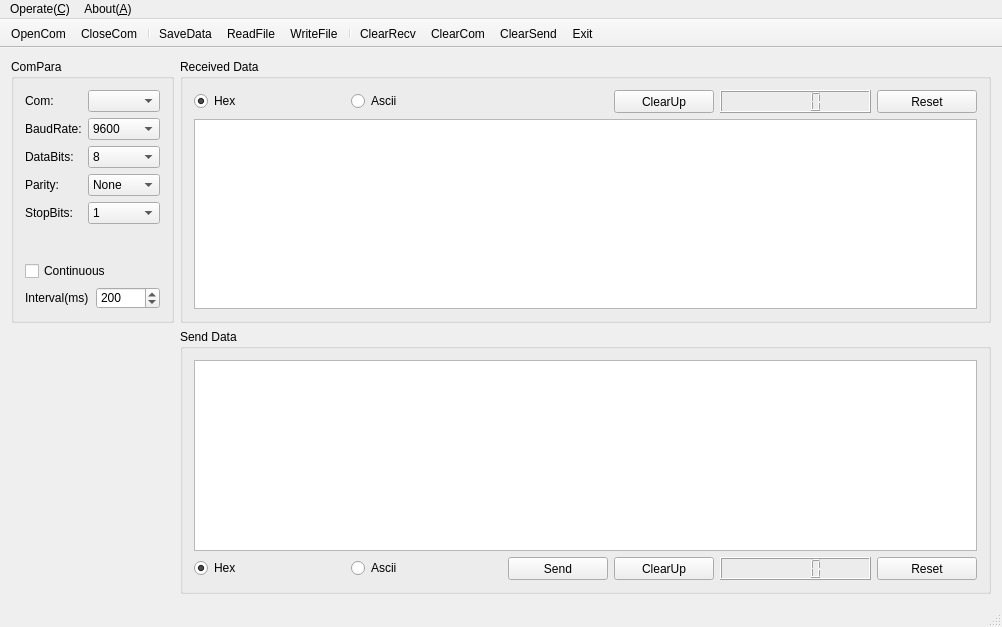
Old version of the form source/delucom/mainwindow.ui in the repository flimmy78/qtverify.
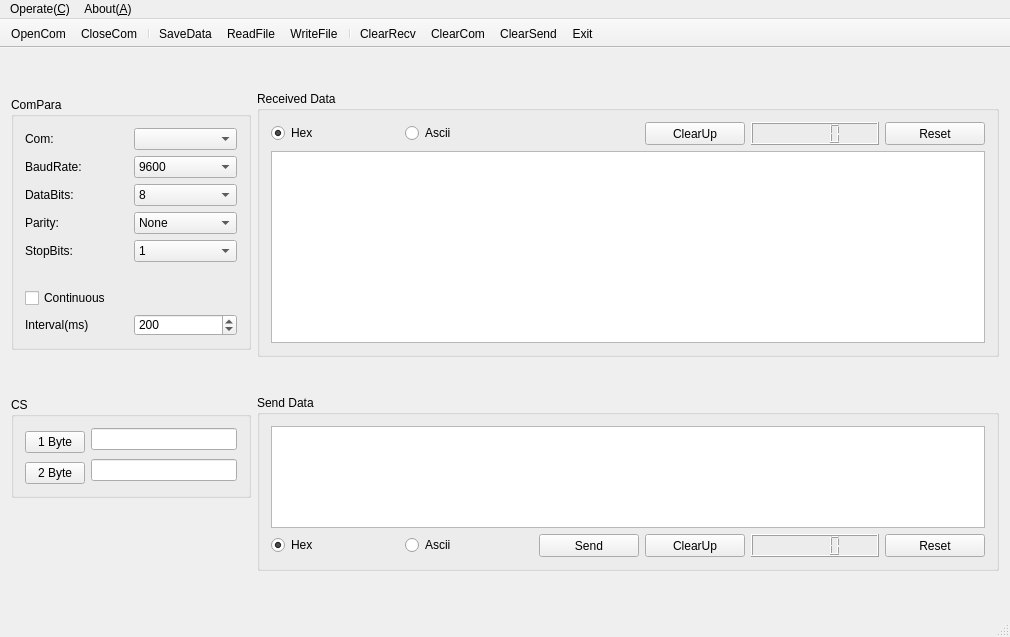
New version of the form. Icons and pictures are not drawn.

Commit message: delucom：增加计算校验码功能

The edit to the form file:
```diff
--- a/source/delucom/mainwindow.ui
+++ b/source/delucom/mainwindow.ui
@@ -9,8 +9,8 @@
    <rect>
     <x>0</x>
     <y>0</y>
-    <width>1002</width>
-    <height>627</height>
+    <width>1010</width>
+    <height>637</height>
    </rect>
   </property>
   <property name="minimumSize">
@@ -62,9 +62,27 @@
    <bool>true</bool>
   </property>
   <widget class="QWidget" name="centralWidget">
-   <layout class="QGridLayout" name="gridLayout_6">
+   <layout class="QGridLayout" name="gridLayout_7">
     <item row="0" column="0">
      <widget class="QGroupBox" name="groupBox">
+      <property name="sizePolicy">
+       <sizepolicy hsizetype="Fixed" vsizetype="Fixed">
+        <horstretch>0</horstretch>
+        <verstretch>0</verstretch>
+       </sizepolicy>
+      </property>
+      <property name="minimumSize">
+       <size>
+        <width>240</width>
+        <height>0</height>
+       </size>
+      </property>
+      <property name="maximumSize">
+       <size>
+        <width>240</width>
+        <height>16777215</height>
+       </size>
+      </property>
       <property name="styleSheet">
        <string notr="true"/>
       </property>
@@ -545,25 +563,103 @@
      </widget>
     </item>
     <item row="1" column="0">
-     <widget class="QLabel" name="label_7">
+     <widget class="QGroupBox" name="groupBox_3">
+      <property name="sizePolicy">
+       <sizepolicy hsizetype="Fixed" vsizetype="Fixed">
+        <horstretch>0</horstretch>
+        <verstretch>0</verstretch>
+       </sizepolicy>
+      </property>
       <property name="minimumSize">
        <size>
-        <width>0</width>
-        <height>30</height>
+        <width>240</width>
+        <height>0</height>
        </size>
       </property>
-      <property name="text">
-       <string/>
+      <property name="maximumSize">
+       <size>
+        <width>240</width>
+        <height>16777215</height>
+       </size>
       </property>
-      <property name="pixmap">
-       <pixmap resource="images.qrc">:/images/adelogo.png</pixmap>
+      <property name="title">
+       <string>CS</string>
       </property>
-      <property name="alignment">
-       <set>Qt::AlignCenter</set>
-      </property>
+      <layout class="QGridLayout" name="gridLayout_6">
+       <item row="0" column="0" rowspan="2">
+        <widget class="QPushButton" name="btn1BytesCS">
+         <property name="sizePolicy">
+          <sizepolicy hsizetype="Fixed" vsizetype="Fixed">
+           <horstretch>0</horstretch>
+           <verstretch>0</verstretch>
+          </sizepolicy>
+         </property>
+         <property name="minimumSize">
+          <size>
+           <width>60</width>
+           <height>0</height>
+          </size>
+         </property>
+         <property name="maximumSize">
+          <size>
+           <width>60</width>
+           <height>16777215</height>
+          </size>
+         </property>
+         <property name="text">
+          <string>1 Byte</string>
+         </property>
+        </widget>
+       </item>
+       <item row="0" column="1">
+        <widget class="QLineEdit" name="lineEdit1BytesCS">
+         <property name="sizePolicy">
+          <sizepolicy hsizetype="Preferred" vsizetype="Fixed">
+           <horstretch>0</horstretch>
+           <verstretch>0</verstretch>
+          </sizepolicy>
+         </property>
+        </widget>
+       </item>
+       <item row="1" column="1" rowspan="2">
+        <widget class="QLineEdit" name="lineEdit2BytesCS">
+         <property name="sizePolicy">
+          <sizepolicy hsizetype="Preferred" vsizetype="Fixed">
+           <horstretch>0</horstretch>
+           <verstretch>0</verstretch>
+          </sizepolicy>
+         </property>
+        </widget>
+       </item>
+       <item row="2" column="0">
+        <widget class="QPushButton" name="btn2BytesCS">
+         <property name="sizePolicy">
+          <sizepolicy hsizetype="Fixed" vsizetype="Fixed">
+           <horstretch>0</horstretch>
+           <verstretch>0</verstretch>
+          </sizepolicy>
+         </property>
+         <property name="minimumSize">
+          <size>
+           <width>60</width>
+           <height>0</height>
+          </size>
+         </property>
+         <property name="maximumSize">
+          <size>
+           <width>60</width>
+           <height>16777215</height>
+          </size>
+         </property>
+         <property name="text">
+          <string>2 Byte</string>
+         </property>
+        </widget>
+       </item>
+      </layout>
      </widget>
     </item>
-    <item row="1" column="1">
+    <item row="1" column="1" rowspan="2">
      <widget class="QGroupBox" name="groupBox_4">
       <property name="sizePolicy">
        <sizepolicy hsizetype="Expanding" vsizetype="Preferred">
@@ -714,6 +810,37 @@
       </layout>
      </widget>
     </item>
+    <item row="2" column="0">
+     <widget class="QLabel" name="label_7">
+      <property name="sizePolicy">
+       <sizepolicy hsizetype="Fixed" vsizetype="Fixed">
+        <horstretch>0</horstretch>
+        <verstretch>0</verstretch>
+       </sizepolicy>
+      </property>
+      <property name="minimumSize">
+       <size>
+        <width>240</width>
+        <height>30</height>
+       </size>
+      </property>
+      <property name="maximumSize">
+       <size>
+        <width>240</width>
+        <height>16777215</height>
+       </size>
+      </property>
+      <property name="text">
+       <string/>
+      </property>
+      <property name="pixmap">
+       <pixmap resource="images.qrc">:/images/adelogo.png</pixmap>
+      </property>
+      <property name="alignment">
+       <set>Qt::AlignCenter</set>
+      </property>
+     </widget>
+    </item>
    </layout>
   </widget>
   <widget class="QMenuBar" name="menuBar">
@@ -721,7 +848,7 @@
     <rect>
      <x>0</x>
      <y>0</y>
-     <width>1002</width>
+     <width>1010</width>
      <height>26</height>
     </rect>
    </property>
```
The commit also changes 2 other files.
